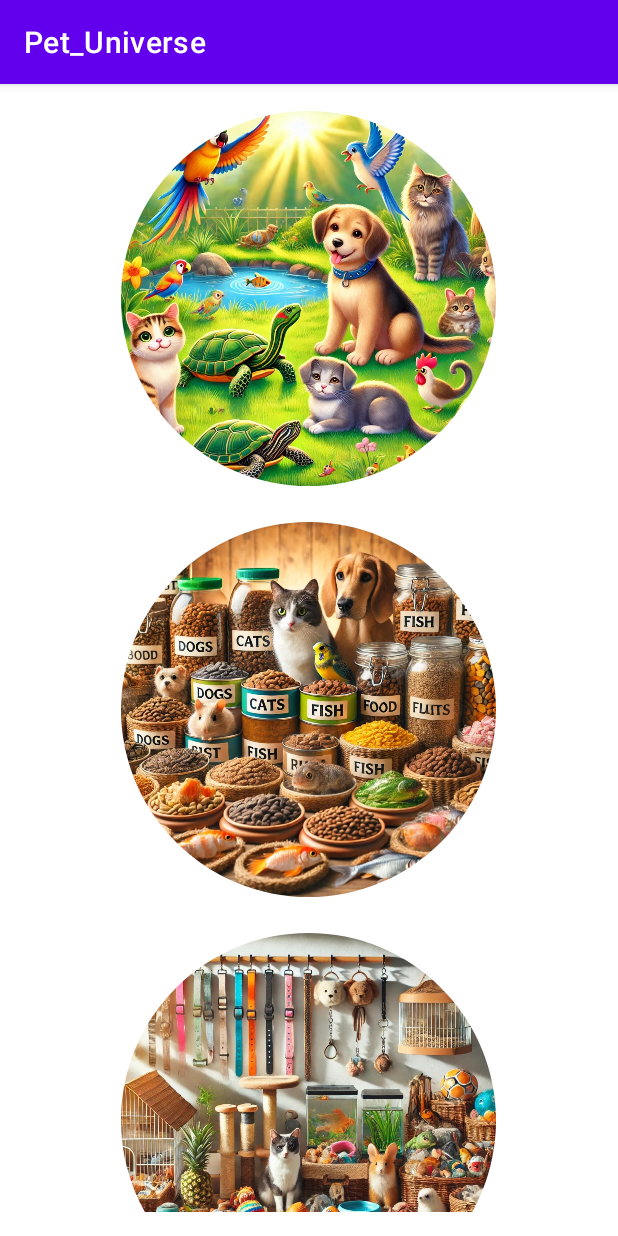
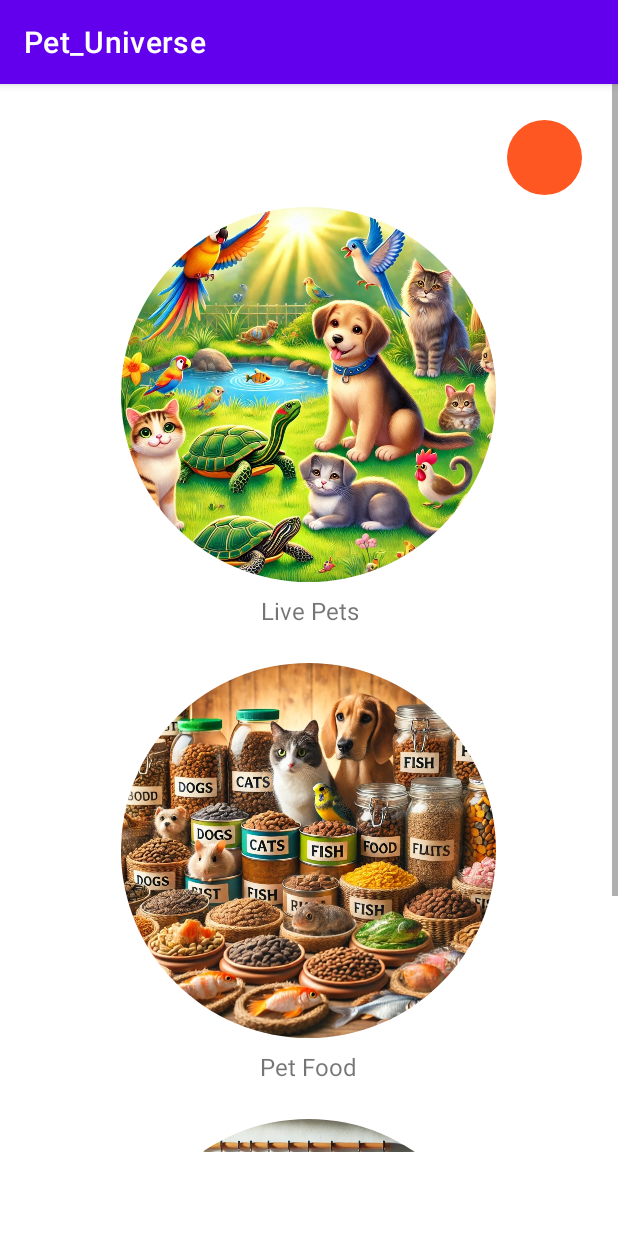
Before and after one commit to anniecee/petuniverse, an Android app: the fragment HomeFragment shown on its own in the app's theme, on a phone screen of 412 x 824 dp. Run offline under Robolectric (Android 15) with nearby library versions, the phone set to English and light mode, and no system bars.

Commit message:
buy menu: make scrollable, add titles

```diff
--- a/app/src/main/res/layout/activity_main.xml
+++ b/app/src/main/res/layout/activity_main.xml
@@ -3,8 +3,7 @@
     xmlns:app="http://schemas.android.com/apk/res-auto"
     android:id="@+id/container"
     android:layout_width="match_parent"
-    android:layout_height="match_parent"
-    android:paddingTop="?attr/actionBarSize">
+    android:layout_height="match_parent" >
 
     <com.google.android.material.bottomnavigation.BottomNavigationView
         android:id="@+id/nav_view"
--- a/app/src/main/res/layout/fragment_home.xml
+++ b/app/src/main/res/layout/fragment_home.xml
@@ -1,6 +1,11 @@
-<LinearLayout xmlns:android="http://schemas.android.com/apk/res/android"
+<ScrollView xmlns:android="http://schemas.android.com/apk/res/android"
     android:layout_width="match_parent"
     android:layout_height="match_parent"
+    android:paddingBottom="56dp" > <!-- Compensating for navigation bar height -->
+
+    <LinearLayout
+        android:layout_width="match_parent"
+        android:layout_height="wrap_content"
         android:orientation="vertical"
         android:gravity="center"
         android:padding="16dp">
@@ -9,7 +14,6 @@
             android:layout_width="match_parent"
             android:layout_height="wrap_content">
 
-
             <include
                 android:layout_height="wrap_content"
                 android:layout_width="wrap_content"
@@ -17,6 +21,7 @@
                 android:layout_alignParentEnd="true" />
         </RelativeLayout>
 
+        <!-- First Image and Title -->
         <ImageView
             android:id="@+id/livePetsImageView"
             android:layout_width="250dp"
@@ -24,10 +29,20 @@
             android:background="@drawable/circular_shape"
             android:scaleType="centerCrop"
             android:clipToOutline="true"
-        android:layout_marginBottom="24dp"
+            android:layout_marginBottom="8dp"
             android:src="@drawable/live_pets_logo"
             android:contentDescription="@string/live_pets_description" />
 
+        <TextView
+            android:id="@+id/livePetsTitle"
+            android:layout_width="wrap_content"
+            android:layout_height="wrap_content"
+            android:text="Live Pets"
+            android:textSize="16sp"
+            android:textAlignment="center"
+            android:layout_marginBottom="24dp" />
+
+        <!-- Second Image and Title -->
         <ImageView
             android:id="@+id/foodImageView"
             android:layout_width="250dp"
@@ -35,10 +50,20 @@
             android:background="@drawable/circular_shape"
             android:scaleType="centerCrop"
             android:clipToOutline="true"
-        android:layout_marginBottom="24dp"
+            android:layout_marginBottom="8dp"
             android:src="@drawable/pet_food_logo"
             android:contentDescription="@string/food_description" />
 
+        <TextView
+            android:id="@+id/foodTitle"
+            android:layout_width="wrap_content"
+            android:layout_height="wrap_content"
+            android:text="Pet Food"
+            android:textSize="16sp"
+            android:textAlignment="center"
+            android:layout_marginBottom="24dp" />
+
+        <!-- Third Image and Title -->
         <ImageView
             android:id="@+id/accessoriesImageView"
             android:layout_width="250dp"
@@ -46,6 +71,19 @@
             android:background="@drawable/circular_shape"
             android:scaleType="centerCrop"
             android:clipToOutline="true"
+            android:layout_marginBottom="8dp"
             android:src="@drawable/pet_accessories_logo"
             android:contentDescription="@string/accessories_description" />
+
+        <TextView
+            android:id="@+id/accessoriesTitle"
+            android:layout_width="wrap_content"
+            android:layout_height="wrap_content"
+            android:text="Pet Accessories"
+            android:textSize="16sp"
+            android:textAlignment="center"
+            android:layout_marginBottom="24dp" />
+
     </LinearLayout>
+
+</ScrollView>
```
Lines whose indentation alone changed are shown as unchanged.
